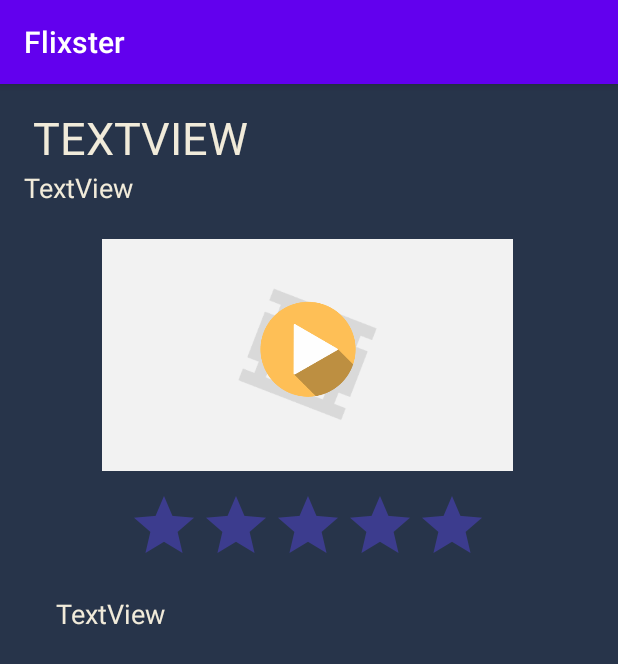
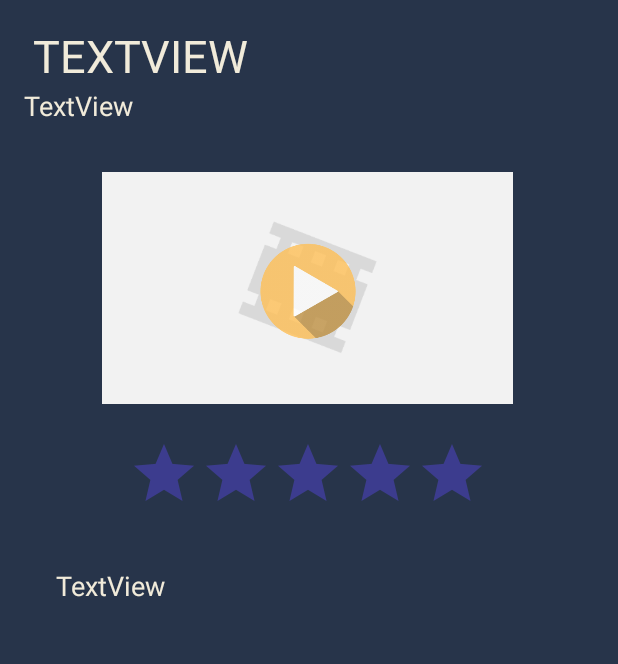
Before and after one commit to aczoo/Flixster, an Android app: the details screen opened directly, with no data from a screen before it, on a phone screen of 412 x 824 dp. Shown: the top 664 px of the screen. Run offline under Robolectric (Android 15) with nearby library versions, the phone set to English and light mode, and no system bars; libraries missing offline, so code that uses them is left out: com.codepath.asynchttpclient, jp.wasabeef.glide, org.parceler; pictures from the network do not load; 9 statements that could not run were skipped.

Commit message:
play icon and status bar color

```diff
--- a/app/src/main/AndroidManifest.xml
+++ b/app/src/main/AndroidManifest.xml
@@ -10,7 +10,7 @@
         android:label="@string/app_name"
         android:roundIcon="@mipmap/ic_launcher_round"
         android:supportsRtl="true"
-        android:theme="@style/AppTheme">
+        android:theme="@style/Theme.AppCompat.Light.NoActionBar">
         <activity android:name=".movietrailer"></activity>
         <activity android:name=".details" />
         <activity android:name=".MainActivity">
--- a/app/src/main/java/com/example/flixster/MainActivity.java
+++ b/app/src/main/java/com/example/flixster/MainActivity.java
@@ -12,6 +12,8 @@ import android.graphics.drawable.ColorDrawable;
 import android.os.Bundle;
 import android.util.Log;
 import android.view.View;
+import android.view.Window;
+import android.view.WindowManager;
 
 import com.codepath.asynchttpclient.AsyncHttpClient;
 import com.codepath.asynchttpclient.callback.JsonHttpResponseHandler;
@@ -40,6 +42,12 @@ public class MainActivity extends AppCompatActivity {
         binding = com.example.flixster.databinding.ActivityMainBinding.inflate(getLayoutInflater());
         View view = binding.getRoot();
         setContentView(view);
+        if (android.os.Build.VERSION.SDK_INT >= 21){
+            Window window = this.getWindow();
+            window.addFlags(WindowManager.LayoutParams.FLAG_DRAWS_SYSTEM_BAR_BACKGROUNDS);
+            window.clearFlags(WindowManager.LayoutParams.FLAG_TRANSLUCENT_STATUS);
+            window.setStatusBarColor(this.getResources().getColor(R.color.status));
+        }
 
 
         movies=new ArrayList<>();
--- a/app/src/main/java/com/example/flixster/details.java
+++ b/app/src/main/java/com/example/flixster/details.java
@@ -8,6 +8,8 @@ import android.media.Image;
 import android.os.Bundle;
 import android.util.Log;
 import android.view.View;
+import android.view.Window;
+import android.view.WindowManager;
 import android.widget.ImageView;
 import android.widget.RatingBar;
 import android.widget.TextView;
@@ -38,6 +40,12 @@ public class details extends AppCompatActivity {
 
     @Override
     protected void onCreate(Bundle savedInstanceState) {
+        if (android.os.Build.VERSION.SDK_INT >= 21){
+            Window window = this.getWindow();
+            window.addFlags(WindowManager.LayoutParams.FLAG_DRAWS_SYSTEM_BAR_BACKGROUNDS);
+            window.clearFlags(WindowManager.LayoutParams.FLAG_TRANSLUCENT_STATUS);
+            window.setStatusBarColor(this.getResources().getColor(R.color.status));
+        }
         super.onCreate(savedInstanceState);
         setContentView(R.layout.activity_details);
         tvTitle = (TextView) findViewById(R.id.mvTitle);
--- a/app/src/main/res/layout-land/activity_details.xml
+++ b/app/src/main/res/layout-land/activity_details.xml
@@ -86,5 +86,19 @@
             app:layout_constraintVertical_bias="0.0"
             app:srcCompat="@drawable/flicks_backdrop_placeholder" />
 
+        <ImageView
+            android:id="@+id/imageView3"
+            android:layout_width="80dp"
+            android:layout_height="76dp"
+            android:alpha="0.8"
+            android:clickable="true"
+            android:onClick="clickTrailer"
+            app:layout_constraintBottom_toTopOf="@+id/ratingBar"
+            app:layout_constraintEnd_toEndOf="parent"
+            app:layout_constraintHorizontal_bias="0.498"
+            app:layout_constraintStart_toStartOf="parent"
+            app:layout_constraintTop_toTopOf="@+id/ivBackDrop"
+            app:layout_constraintVertical_bias="0.55"
+            app:srcCompat="@drawable/play" />
     </androidx.constraintlayout.widget.ConstraintLayout>
 </ScrollView>
--- a/app/src/main/res/layout/activity_details.xml
+++ b/app/src/main/res/layout/activity_details.xml
@@ -83,14 +83,15 @@
         android:id="@+id/imageView3"
         android:layout_width="80dp"
         android:layout_height="76dp"
+        android:alpha="0.8"
+        android:clickable="true"
+        android:onClick="clickTrailer"
         app:layout_constraintBottom_toTopOf="@+id/ratingBar"
         app:layout_constraintEnd_toEndOf="parent"
         app:layout_constraintHorizontal_bias="0.498"
         app:layout_constraintStart_toStartOf="parent"
         app:layout_constraintTop_toTopOf="@+id/ivBackDrop"
         app:layout_constraintVertical_bias="0.55"
-        android:clickable="true"
-        android:onClick="clickTrailer"
         app:srcCompat="@drawable/play" />
 
 </androidx.constraintlayout.widget.ConstraintLayout>
--- a/app/src/main/res/values/colors.xml
+++ b/app/src/main/res/values/colors.xml
@@ -3,4 +3,5 @@
     <color name="colorPrimary">#6200EE</color>
     <color name="colorPrimaryDark">#3700B3</color>
     <color name="colorAccent">#03DAC5</color>
+    <color name="status">#191946</color>
 </resources>
```
